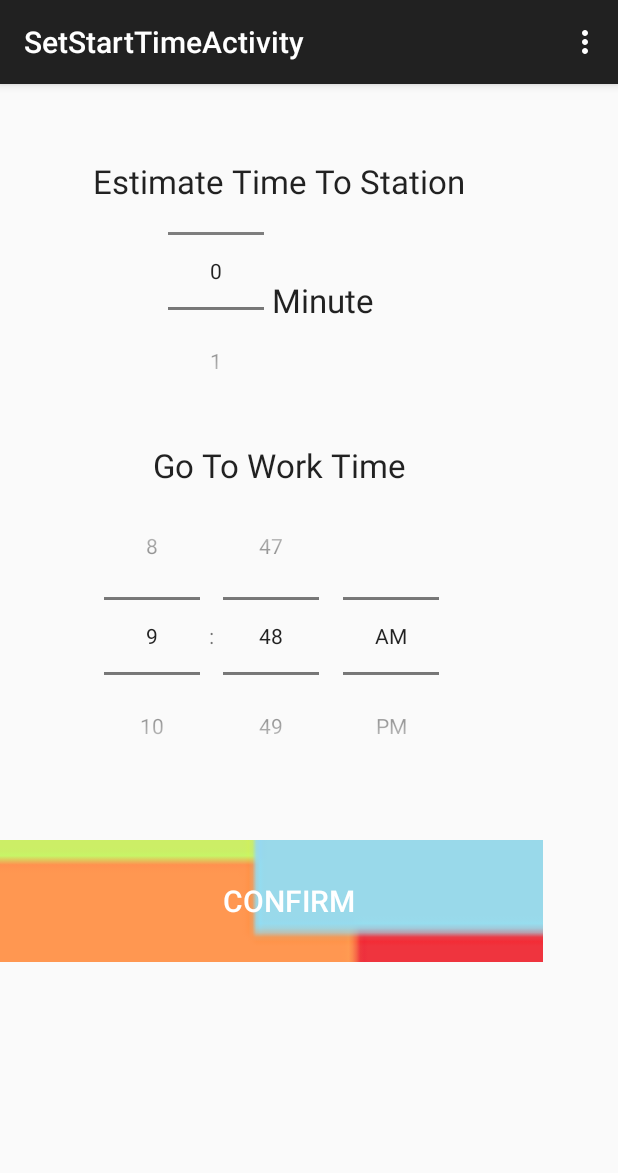
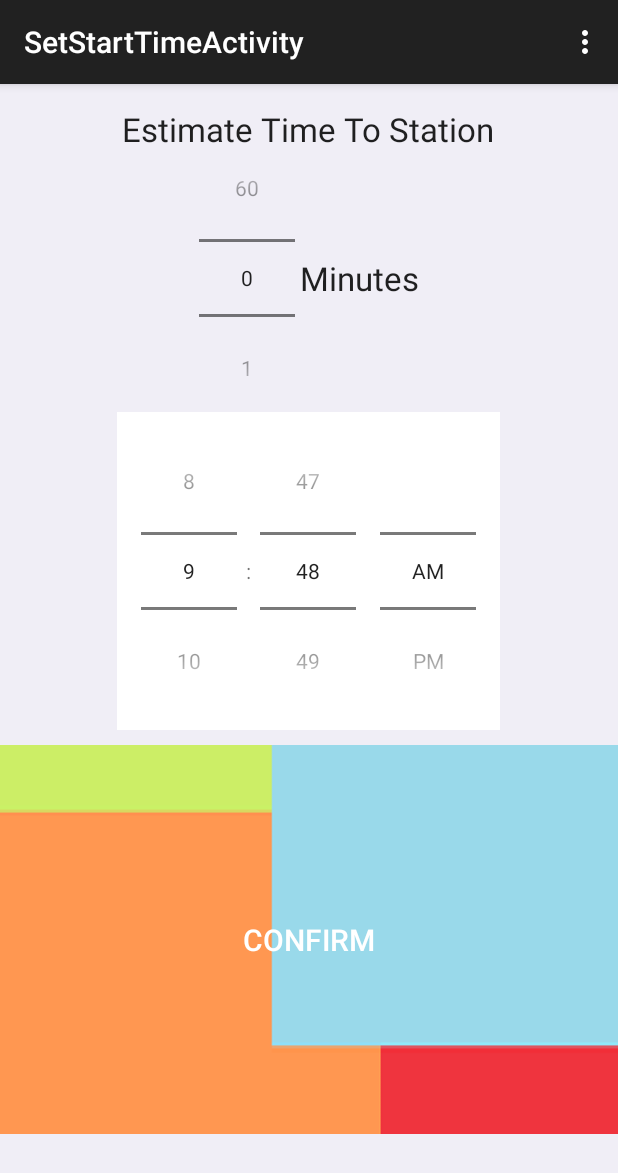
Before and after one commit to yawenl/subway_alert, an Android app: the SetStartTimeActivity screen opened directly, with no data from a screen before it, on a phone screen of 412 x 824 dp. Shown: the top 1173 px of the screen. Run offline under Robolectric (Android 15) with nearby library versions, the phone set to English and light mode, and no system bars.

Commit message:
fix front end

```diff
--- a/app/src/main/java/com/example/lindsey/wayfair_alert/SetStartTimeActivity.java
+++ b/app/src/main/java/com/example/lindsey/wayfair_alert/SetStartTimeActivity.java
@@ -2,14 +2,13 @@ package com.example.lindsey.wayfair_alert;
 
 import android.content.Intent;
 import android.content.SharedPreferences;
+import android.content.res.Resources;
 import android.os.Bundle;
 import android.preference.PreferenceManager;
 import android.support.v7.app.ActionBarActivity;
-import android.text.TextUtils;
 import android.view.Menu;
 import android.view.MenuItem;
 import android.view.View;
-import android.widget.EditText;
 import android.widget.NumberPicker;
 import android.widget.TimePicker;
 
@@ -17,7 +16,8 @@ import android.widget.TimePicker;
 
 public class SetStartTimeActivity extends ActionBarActivity {
 
-
+    Resources system;
+    private TimePicker workPicker;
     @Override
     protected void onCreate(Bundle savedInstanceState) {
         super.onCreate(savedInstanceState);
@@ -59,7 +59,7 @@ public class SetStartTimeActivity extends ActionBarActivity {
     public void SendTime(View view){
         // hour 0 ~ 24  minute: 0 ~60
         // get the go to work time
-        TimePicker workPicker = (TimePicker) this.findViewById(R.id.startTimePicker);
+        this.workPicker = (TimePicker) this.findViewById(R.id.startTimePicker);
         int workHour = workPicker.getCurrentHour();
         int workMinute = workPicker.getCurrentMinute();
 
@@ -89,4 +89,5 @@ public class SetStartTimeActivity extends ActionBarActivity {
         finish();
         return;
     }
+
 }
--- a/app/src/main/res/layout/activity_set_start_time.xml
+++ b/app/src/main/res/layout/activity_set_start_time.xml
@@ -1,19 +1,14 @@
 <?xml version="1.0" encoding="utf-8"?>
 <LinearLayout xmlns:android="http://schemas.android.com/apk/res/android"
     android:orientation="vertical" android:layout_width="fill_parent"
-    android:layout_height="fill_parent">
+    android:layout_height="fill_parent"
+    android:background="#fff0eef6"
+     >
 
         <LinearLayout
-            android:layout_width="362dp"
+            android:layout_width="fill_parent"
             android:layout_height="fill_parent"
             android:orientation="vertical">
-
-
-                android:layout_width="match_parent"
-                android:layout_height="wrap_content"
-                android:layout_gravity="center_horizontal">
-
-
 
             <TextView
                 android:layout_width="wrap_content"
@@ -21,35 +16,30 @@
                 android:textAppearance="?android:attr/textAppearanceLarge"
                 android:text="Estimate Time To Station"
                 android:id="@+id/ehtwText"
-                    android:layout_marginBottom="30dp"
-                    android:layout_marginLeft="5dp"
-                    android:layout_marginTop="50dp"
+                android:layout_marginTop="15dp"
+                android:layout_marginBottom="-5dp"
                 android:layout_gravity="center" />
+
             <TableRow
                 android:layout_width="wrap_content"
                 android:layout_height="wrap_content"
-                android:layout_gravity="center"
-                android:layout_marginTop="-30dp">
+                android:layout_gravity="center" >
                 <NumberPicker
                     android:layout_width="wrap_content"
                     android:layout_height="wrap_content"
                     android:id="@+id/eWorkToStation"
-                    android:layout_marginTop="-30dp"
-                    android:paddingTop="3dp"
-                    android:layout_gravity="center"/>
+                    android:layout_gravity="center"
+                    android:minHeight="50dp"
+                    style="@style/MySpinner" />
                 <TextView
                     android:layout_width="wrap_content"
                     android:layout_height="wrap_content"
                     android:textAppearance="?android:attr/textAppearanceLarge"
-                    android:text="Minute"
+                    android:text="Minutes"
                     android:id="@+id/eWTS"
-                    android:layout_marginBottom="30dp"
-                    android:layout_marginLeft="5dp"
-                    android:layout_marginTop="20dp"
-
-                    android:layout_gravity="center_vertical"/>
+                    android:layout_marginLeft="3dp"
+                    android:layout_gravity="center_vertical" />
             </TableRow>
-
 
             <TextView
                 android:layout_width="wrap_content"
@@ -57,40 +47,33 @@
                 android:textAppearance="?android:attr/textAppearanceLarge"
                 android:text="Go To Work Time"
                 android:id="@+id/startText"
-                android:layout_marginTop="10dp"
-                android:layout_marginBottom="3dp"
-                android:layout_marginLeft="5dp"
-                android:paddingBottom="20dp"
-                android:layout_gravity="center_horizontal" />
+                android:layout_gravity="center_horizontal"
+                android:layout_marginBottom="-30dp" />
 
+            <TableRow
+                android:layout_width="wrap_content"
+                android:layout_height="wrap_content"
+                android:layout_gravity="center"
+                android:layout_marginBottom="10dp" >
             <TimePicker
                 android:layout_width="wrap_content"
                 android:layout_height="wrap_content"
                 android:id="@+id/startTimePicker"
                 android:layout_gravity="center_horizontal"
-                android:layout_marginTop="-30dp"
-                android:layout_marginBottom="30dp"
-                android:timePickerMode="spinner" />
-
+                android:timePickerMode="spinner"
+                style="@style/MySpinner"
+                android:background="@android:color/white" />
+            </TableRow>
             <Button
-                android:layout_width="385dp"
-                android:layout_height="81dp"
+                android:layout_width="fill_parent"
+                android:layout_height="wrap_content"
                 android:text="Confirm"
                 android:id="@+id/button"
                 android:textSize="20dp"
-                android:layout_marginBottom="0dp"
-                android:paddingTop="80dp"
-                android:maxWidth="140dp"
-                android:layout_marginLeft="0dp"
-                android:layout_marginRight="0dp"
-                android:padding="3dip"
-
                 android:clickable="true"
                 android:onClick="SendTime"
                 android:nestedScrollingEnabled="false"
-                android:layout_marginTop="0dp"
-                android:layout_margin="0dp"
-                android:layout_gravity="bottom|center_vertical"
+                android:layout_gravity="center_vertical|bottom"
                 android:background="@drawable/bar"
                 android:textColor="@android:color/white" />
 
--- a/app/src/main/res/values/styles.xml
+++ b/app/src/main/res/values/styles.xml
@@ -5,4 +5,13 @@
         <!-- Customize your theme here. -->
     </style>
 
+
+    <style name="MySpinner" parent="@android:style/Theme.Holo.NoActionBar">
+        <item name="android:editTextStyle">@style/Widget.MySpinner.black</item>
+    </style>
+
+    <style name="Widget.MySpinner.black" parent="@android:style/Widget.EditText">
+        <item name="android:textColor">#000000</item>
+    </style>
+
 </resources>
```
Also changed, not shown: app/src/main/res/drawable/bar.png. Lines whose indentation alone changed are shown as unchanged.
